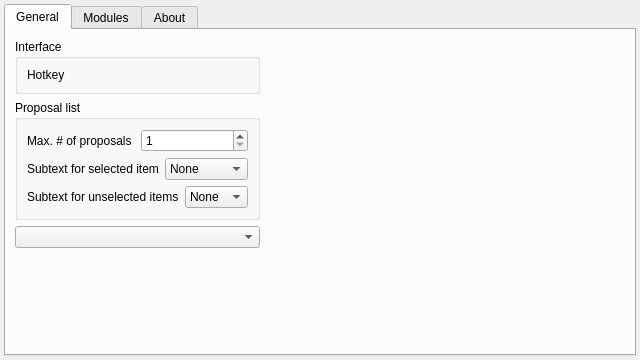
This is src/ui/settingsdialog/settingsdialog.ui in albertlauncher/albert as Qt 5 draws it before an edit. The edited form follows.
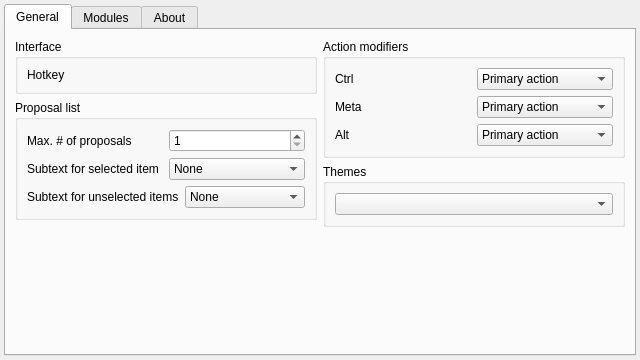
This is the edited form. The open tabs and pages were chosen to show the change. Icons and pictures are not drawn. Custom widgets are drawn as their Qt base class.

Commit message: Make action modifiers customizable

The edit to the form file:
```diff
--- a/src/ui/settingsdialog/settingsdialog.ui
+++ b/src/ui/settingsdialog/settingsdialog.ui
@@ -159,9 +159,6 @@
            </layout>
           </widget>
          </item>
-         <item>
-          <widget class="QComboBox" name="cb_themes"/>
-         </item>
          <item>
           <spacer name="verticalSpacer">
            <property name="orientation">
@@ -178,17 +175,120 @@
         </layout>
        </item>
        <item>
-        <spacer name="horizontalSpacer">
-         <property name="orientation">
-          <enum>Qt::Horizontal</enum>
-         </property>
-         <property name="sizeHint" stdset="0">
-          <size>
-           <width>40</width>
-           <height>20</height>
-          </size>
-         </property>
-        </spacer>
+        <layout class="QVBoxLayout" name="verticalLayout_4">
+         <item>
+          <widget class="QGroupBox" name="groupBox">
+           <property name="title">
+            <string>Action modifiers</string>
+           </property>
+           <layout class="QGridLayout" name="gridLayout">
+            <item row="0" column="0">
+             <widget class="QLabel" name="label_7">
+              <property name="text">
+               <string>Ctrl</string>
+              </property>
+             </widget>
+            </item>
+            <item row="0" column="1">
+             <widget class="QComboBox" name="cb_modActionCtrl">
+              <item>
+               <property name="text">
+                <string>Primary action</string>
+               </property>
+              </item>
+              <item>
+               <property name="text">
+                <string>Alternative action</string>
+               </property>
+              </item>
+              <item>
+               <property name="text">
+                <string>Default websearch</string>
+               </property>
+              </item>
+             </widget>
+            </item>
+            <item row="1" column="0">
+             <widget class="QLabel" name="label_8">
+              <property name="text">
+               <string>Meta</string>
+              </property>
+             </widget>
+            </item>
+            <item row="1" column="1">
+             <widget class="QComboBox" name="cb_modActionMeta">
+              <item>
+               <property name="text">
+                <string>Primary action</string>
+               </property>
+              </item>
+              <item>
+               <property name="text">
+                <string>Alternative action</string>
+               </property>
+              </item>
+              <item>
+               <property name="text">
+                <string>Default websearch</string>
+               </property>
+              </item>
+             </widget>
+            </item>
+            <item row="2" column="0">
+             <widget class="QLabel" name="label_9">
+              <property name="text">
+               <string>Alt</string>
+              </property>
+             </widget>
+            </item>
+            <item row="2" column="1">
+             <widget class="QComboBox" name="cb_modActionAlt">
+              <item>
+               <property name="text">
+                <string>Primary action</string>
+               </property>
+              </item>
+              <item>
+               <property name="text">
+                <string>Alternative action</string>
+               </property>
+              </item>
+              <item>
+               <property name="text">
+                <string>Default websearch</string>
+               </property>
+              </item>
+             </widget>
+            </item>
+           </layout>
+          </widget>
+         </item>
+         <item>
+          <widget class="QGroupBox" name="groupBox_3">
+           <property name="title">
+            <string>Themes</string>
+           </property>
+           <layout class="QVBoxLayout" name="verticalLayout_5">
+            <item>
+             <widget class="QComboBox" name="cb_themes"/>
+            </item>
+           </layout>
+          </widget>
+         </item>
+         <item>
+          <spacer name="verticalSpacer_2">
+           <property name="orientation">
+            <enum>Qt::Vertical</enum>
+           </property>
+           <property name="sizeHint" stdset="0">
+            <size>
+             <width>20</width>
+             <height>40</height>
+            </size>
+           </property>
+          </spacer>
+         </item>
+        </layout>
        </item>
       </layout>
      </widget>
```
Left out of the diff: 2 changed lines with no effect on the pictures. The commit also changes 17 other files.
